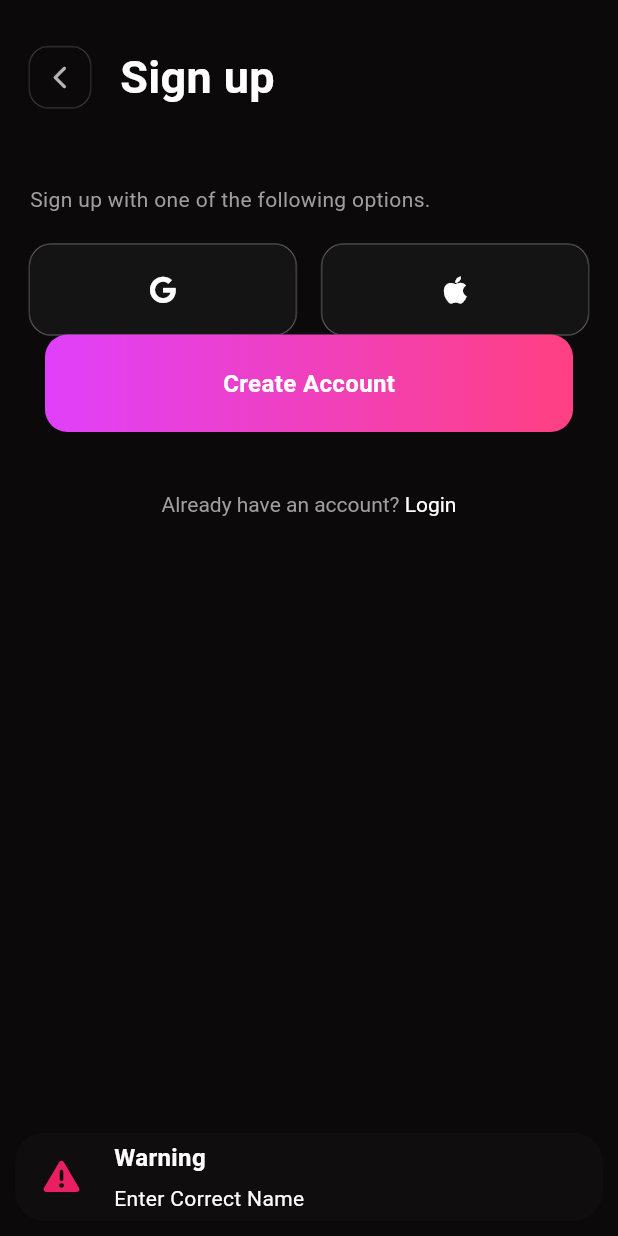
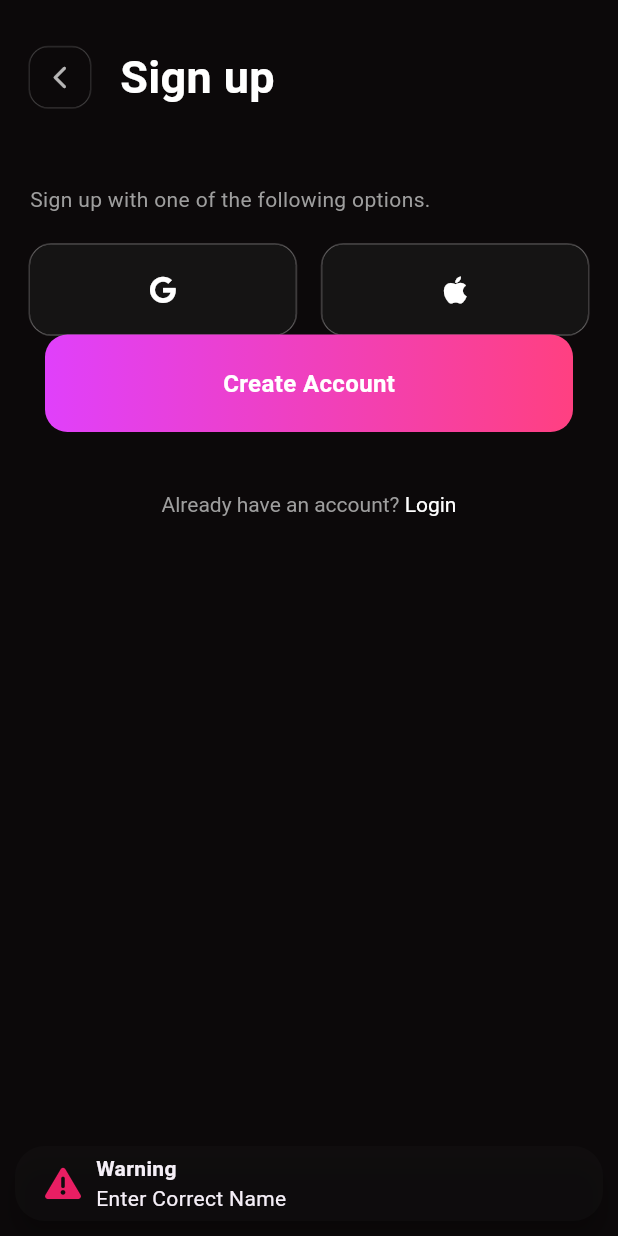
Before and after one commit to zamansheikh/task_sync, a Flutter app: the SignUp screen opened by its route, after a tap on "Create Account", on a phone screen of 412 x 824 dp. Run offline on Flutter 3.47's test engine with Material 3 defaults, Android fonts, the light colour scheme and no system bars; our stand-ins replace bloc, cloud_firestore, connectivity_plus, dartz, email_validator, equatable and 12 more; accounts and stored records are empty.

Commit message:
fix Obx issue

```diff
--- a/lib/core/utils/utils.dart
+++ b/lib/core/utils/utils.dart
@@ -1,61 +1,77 @@
 import 'package:email_validator/email_validator.dart';
 import 'package:flutter/material.dart';
-import 'package:get/get.dart';
 import 'package:intl/intl.dart';
 import '../constants/app_color.dart';
-class Utils{
 
-
-  static bool validateEmail(String email){
+class Utils {
+  static bool validateEmail(String email) {
     return EmailValidator.validate(email);
   }
-  static String extractFirebaseError(String error){
-   return error.substring(error.indexOf(']')+1);
+
+  static String extractFirebaseError(String error) {
+    return error.substring(error.indexOf(']') + 1);
   }
-  static void showSnackBar(String title,String message,Widget icon){
-   Get.showSnackbar(
-     GetSnackBar(
-       backgroundColor: primaryColor.withOpacity(.4),
-       title: title,
-       isDismissible: true,
-       duration: const Duration(milliseconds: 2000),
-       icon: icon,
-       message: message,
-       snackPosition: SnackPosition.BOTTOM,
-       borderRadius: 20,
-       margin: const EdgeInsets.symmetric(horizontal: 10,vertical: 10),
-       padding: const EdgeInsets.symmetric(horizontal: 20,vertical: 5),
-       snackStyle: SnackStyle.GROUNDED,
-       barBlur: 30,
-     )
-   );
+
+  static void showSnackBar(
+      BuildContext context, String title, String message, Widget icon) {
+    final snackBar = SnackBar(
+      backgroundColor: primaryColor.withOpacity(.4),
+      content: Row(
+        children: [
+          icon,
+          SizedBox(width: 10),
+          Expanded(
+            child: Column(
+              crossAxisAlignment: CrossAxisAlignment.start,
+              mainAxisSize: MainAxisSize.min,
+              children: [
+                Text(title, style: TextStyle(fontWeight: FontWeight.bold)),
+                Text(message),
+              ],
+            ),
+          ),
+        ],
+      ),
+      duration: const Duration(milliseconds: 2000),
+      behavior: SnackBarBehavior.floating,
+      shape: RoundedRectangleBorder(
+        borderRadius: BorderRadius.circular(20),
+      ),
+      margin: const EdgeInsets.symmetric(horizontal: 10, vertical: 10),
+      padding: const EdgeInsets.symmetric(horizontal: 20, vertical: 5),
+    );
+
+    ScaffoldMessenger.of(context).showSnackBar(snackBar);
   }
-  static String formateDate(DateTime date){
+
+  static String formateDate(DateTime date) {
     String formattedDate = DateFormat('d MMM y').format(date);
     return formattedDate;
   }
-  static String formatDate(){
+
+  static String formatDate() {
     String formattedDate = DateFormat('EEEE, d').format(DateTime.now());
     return formattedDate;
   }
-  static Map<int,String> getImage(){
+
+  static Map<int, String> getImage() {
     return {
-      1 : 'assets/images/back2.jpg',
-      2 : 'assets/images/back3.jpg',
-      3 : 'assets/images/back1.jpg',
+      1: 'assets/images/back2.jpg',
+      2: 'assets/images/back3.jpg',
+      3: 'assets/images/back1.jpg',
     };
   }
-  static String getDaysDiffirece(String dateString){
+
+  static String getDaysDiffirece(String dateString) {
     DateFormat dateFormat = DateFormat('dd MMM yyyy');
     DateTime date = dateFormat.parse(dateString);
     DateTime now = DateTime.now();
     Duration difference = now.difference(date);
     return (-1 * difference.inDays).toString();
-
   }
 
-
-  static Future<void> showWarningDailog(BuildContext context,VoidCallback onConfirm) async {
+  static Future<void> showWarningDailog(
+      BuildContext context, VoidCallback onConfirm) async {
     await showDialog(
       context: context,
       builder: (context) {
@@ -81,6 +97,4 @@ class Utils{
       },
     );
   }
-
-
 }
--- a/lib/features/auth/presentation/sign_up/sign_up.dart
+++ b/lib/features/auth/presentation/sign_up/sign_up.dart
@@ -1,6 +1,5 @@
 import 'package:flutter/material.dart';
 import 'package:font_awesome_flutter/font_awesome_flutter.dart';
-import 'package:get/get.dart';
 import 'package:task_sync/core/utils/utils.dart';
 import 'package:task_sync/features/auth/data/datasources/auth_remote_data_source.dart';
 import 'package:task_sync/features/auth/presentation/sign_up/components/appbar.dart';
@@ -18,32 +17,33 @@ class SignUp extends StatefulWidget {
 }
 
 class _SignUpState extends State<SignUp> {
-  RxBool nameFocus = false.obs;
-  RxBool emailFocus = false.obs;
-  RxBool passwordFocus = false.obs;
-  RxBool correctEmail = false.obs;
-  RxBool correctName = false.obs;
-  RxBool showPassword = true.obs;
-  RxBool loading = false.obs;
+  bool nameFocus = false;
+  bool emailFocus = false;
+  bool passwordFocus = false;
+  bool correctEmail = false;
+  bool correctName = false;
+  bool showPassword = true;
+  bool loading = false;
   // final FirebaseServices firebase=FirebaseServices();
-  final email = TextEditingController().obs;
-  final name = TextEditingController().obs;
-  final password = TextEditingController().obs;
+  final email = TextEditingController();
+  final name = TextEditingController();
+  final password = TextEditingController();
   void validateEmail() {
-    correctEmail.value = Utils.validateEmail(email.value.text.toString());
+    correctEmail = Utils.validateEmail(email.text.toString());
   }
 
   void validateName() {
-    correctName.value = name.value.text.toString().length > 5;
+    correctName = name.text.toString().length > 5;
   }
 
   void setLoading(bool value) {
-    loading.value = value;
+    loading = value;
   }
 
   void createAccount() {
-    if (!correctName.value) {
+    if (!correctName) {
       Utils.showSnackBar(
+          context,
           'Warning',
           'Enter Correct Name',
           const Icon(
@@ -52,8 +52,9 @@ class _SignUpState extends State<SignUp> {
           ));
       return;
     }
-    if (!correctEmail.value) {
+    if (!correctEmail) {
       Utils.showSnackBar(
+          context,
           'Warning',
           'Enter Correct Email',
           const Icon(
@@ -62,8 +63,9 @@ class _SignUpState extends State<SignUp> {
           ));
       return;
     }
-    if (password.value.text.toString().length < 6) {
+    if (password.text.toString().length < 6) {
       Utils.showSnackBar(
+          context,
           'Warning',
           'Password length should greater than 5',
           const Icon(
@@ -73,32 +75,32 @@ class _SignUpState extends State<SignUp> {
       return;
     }
     sl<AuthRemoteDataSource>().signUpWithEmailAndPassword(
-        email.value.text.toString(), password.value.text.toString());
+        email.text.toString(), password.text.toString());
     // FirebaseService.createAccount();
   }
 
   void onFocusEmail() {
-    emailFocus.value = true;
-    nameFocus.value = false;
-    passwordFocus.value = false;
+    emailFocus = true;
+    nameFocus = false;
+    passwordFocus = false;
   }
 
   void onFocusName() {
-    emailFocus.value = false;
-    nameFocus.value = true;
-    passwordFocus.value = false;
+    emailFocus = false;
+    nameFocus = true;
+    passwordFocus = false;
   }
 
   void onFocusPassword() {
-    emailFocus.value = false;
-    nameFocus.value = false;
-    passwordFocus.value = true;
+    emailFocus = false;
+    nameFocus = false;
+    passwordFocus = true;
   }
 
   void onTapOutside(BuildContext context) {
-    emailFocus.value = false;
-    nameFocus.value = false;
-    passwordFocus.value = false;
+    emailFocus = false;
+    nameFocus = false;
+    passwordFocus = false;
     FocusScope.of(context).unfocus();
   }
 
@@ -129,14 +131,12 @@ class _SignUpState extends State<SignUp> {
                 ),
                 const SignUpOptions(),
                 // InputForm(),
-                Obx(
-                  () => AccountButton(
-                    text: "Create Account",
-                    loading: false,
-                    onTap: () {
-                      createAccount();
-                    },
-                  ),
+                AccountButton(
+                  text: "Create Account",
+                  loading: false,
+                  onTap: () {
+                    createAccount();
+                  },
                 ),
                 const SizedBox(
                   height: 40,
@@ -144,7 +144,9 @@ class _SignUpState extends State<SignUp> {
                 Align(
                     alignment: Alignment.center,
                     child: GestureDetector(
-                      onTap: () => Get.toNamed(Routes.signInScreen),
+                      onTap: () {
+                        Navigator.pushNamed(context, Routes.signInScreen);
+                      },
                       child: RichText(
                           text: const TextSpan(children: [
                         TextSpan(
--- a/lib/features/task/presentation/components/progress_container.dart
+++ b/lib/features/task/presentation/components/progress_container.dart
@@ -1,7 +1,6 @@
 import 'dart:ui';
 
 import 'package:flutter/material.dart';
-import 'package:get/get_rx/src/rx_types/rx_types.dart';
 
 import '../../../../core/constants/app_color.dart';
 import '../../../../core/utils/utils.dart';
@@ -16,7 +15,7 @@ class ProgressContainer extends StatefulWidget {
 }
 
 class _ProgressContainerState extends State<ProgressContainer> {
-  RxList list = [].obs;
+  List list = [];
   @override
   Widget build(BuildContext context) {
     return Container(
--- a/lib/main.dart
+++ b/lib/main.dart
@@ -2,7 +2,6 @@ import 'package:firebase_core/firebase_core.dart';
 import 'package:flutter/foundation.dart';
 import 'package:flutter/material.dart';
 import 'package:flutter_bloc/flutter_bloc.dart';
-import 'package:get/get.dart';
 import 'package:hive_flutter/hive_flutter.dart';
 import 'package:hydrated_bloc/hydrated_bloc.dart';
 import 'package:path_provider/path_provider.dart';
@@ -31,7 +30,7 @@ class MyApp extends StatelessWidget {
       providers: [
         BlocProvider(create: (context) => SplashCubit()..checkUser()),
       ],
-      child: GetMaterialApp(
+      child: MaterialApp(
         debugShowCheckedModeBanner: false,
         theme: ThemeData(
           colorScheme: ColorScheme.fromSeed(seedColor: Colors.deepPurple),
--- a/pubspec.yaml
+++ b/pubspec.yaml
@@ -47,7 +47,6 @@ dependencies:
   firebase_core: ^3.6.0
   font_awesome_flutter: ^10.7.0
   email_validator: ^3.0.0
-  get: ^4.6.6
   google_fonts: ^6.2.1
   path_provider: ^2.1.4
   hydrated_bloc: ^9.1.5
```
Also changed, not shown: lib/features/auth/presentation/sign_in/sign_in.dart (+11 -10 lines), lib/features/auth/presentation/sign_up/components/input_form.dart (+10 -9 lines), lib/features/task/presentation/components/progress_task.dart (+4 -9 lines), lib/features/task/presentation/components/search_field.dart (+12 -14 lines), lib/features/task/presentation/new_task/components/addtask_body.dart (+78 -70 lines), lib/features/task/presentation/new_task/components/datetime_row.dart (+20 -21 lines), lib/features/task/presentation/new_task/components/image_container_list.dart (+16 -15 lines), lib/features/task/presentation/new_task/components/progress_picker.dart (+5 -7 lines), lib/features/task/presentation/new_task/components/title.dart (+35 -39 lines), pubspec.lock.
